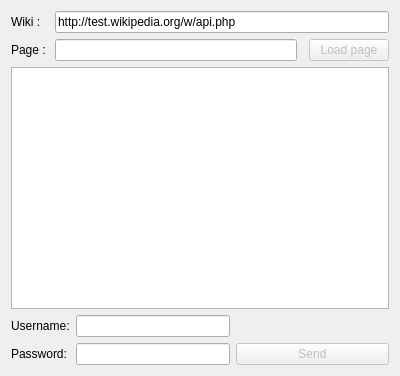
Old version of the form examples/editsample/mainwindow.ui in the repository KDE/libmediawiki.
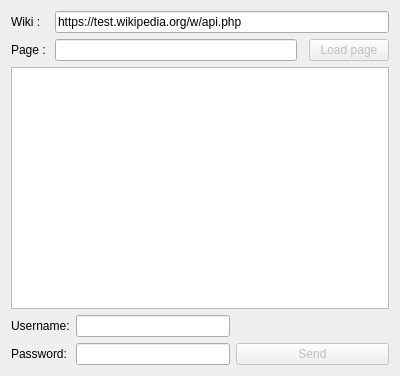
New version of the form.

Patch:
```diff
--- a/examples/editsample/mainwindow.ui
+++ b/examples/editsample/mainwindow.ui
@@ -37,7 +37,7 @@
       <item row="0" column="1" colspan="3">
        <widget class="QLineEdit" name="mWikiEdit">
         <property name="text">
-         <string>http://test.wikipedia.org/w/api.php</string>
+         <string>https://test.wikipedia.org/w/api.php</string>
         </property>
        </widget>
       </item>
```
